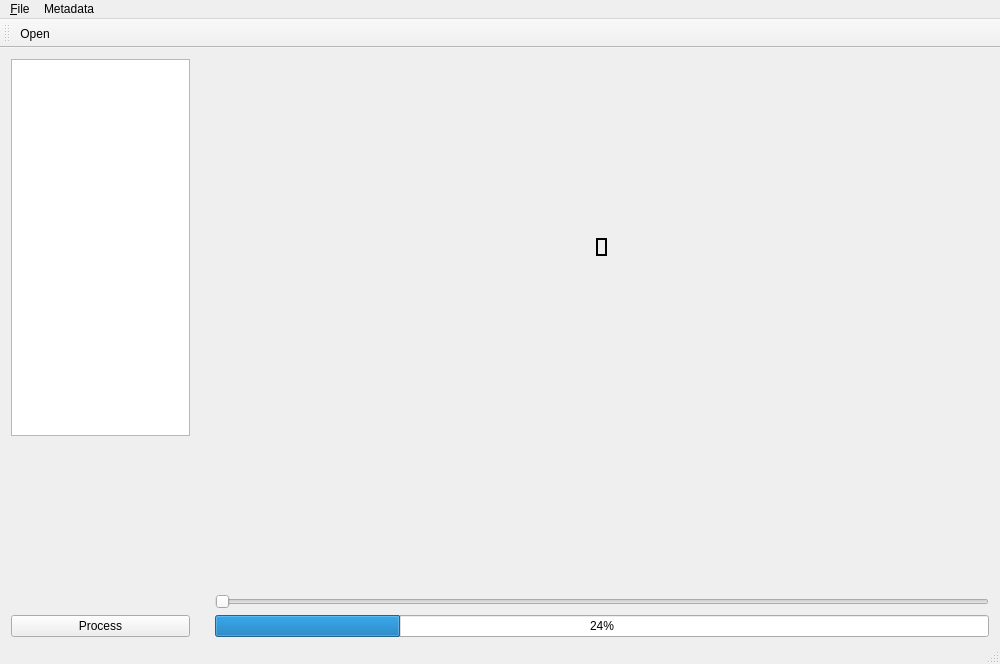
Old version of the form GUI/GUI.ui in the repository hannahmunoz/Thesis.
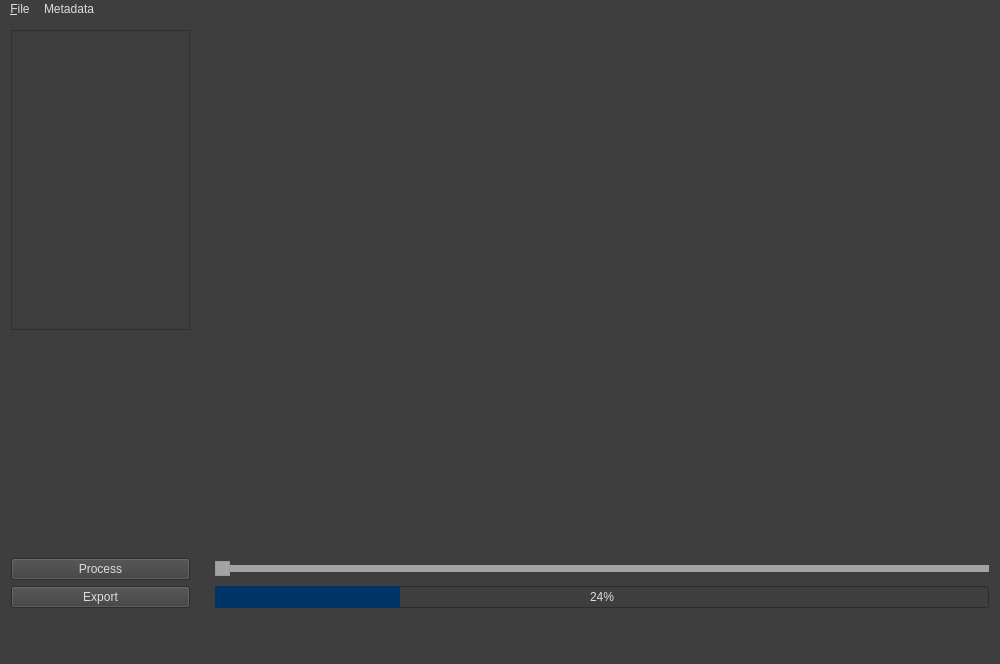
New version of the form. Custom widgets are drawn as their Qt base class.

Patch:
```diff
--- a/GUI/GUI.ui
+++ b/GUI/GUI.ui
@@ -11,7 +11,7 @@
    </rect>
   </property>
   <property name="sizePolicy">
-   <sizepolicy hsizetype="MinimumExpanding" vsizetype="MinimumExpanding">
+   <sizepolicy hsizetype="Ignored" vsizetype="Ignored">
     <horstretch>0</horstretch>
     <verstretch>0</verstretch>
    </sizepolicy>
@@ -34,6 +34,293 @@
   <property name="autoFillBackground">
    <bool>false</bool>
   </property>
+  <property name="styleSheet">
+   <string notr="true">/* Style sheet from 
+	https://github.com/EClaesson/QTDark/blob/master/QTDark.stylesheet
+	Edited to Grey and Blue for UNR*/
+
+/*
+	Copyright 2013 Emanuel Claesson
+
+	Licensed under the Apache License, Version 2.0 (the &quot;License&quot;);
+	you may not use this file except in compliance with the License.
+	You may obtain a copy of the License at
+
+		http://www.apache.org/licenses/LICENSE-2.0
+
+	Unless required by applicable law or agreed to in writing, software
+	distributed under the License is distributed on an &quot;AS IS&quot; BASIS,
+	WITHOUT WARRANTIES OR CONDITIONS OF ANY KIND, either express or implied.
+	See the License for the specific language governing permissions and
+	limitations under the License.
+*/
+
+/*
+	COLOR_DARK     = #3e3e3e
+	COLOR_MEDIUM   = #a3a3a3
+	COLOR_MEDLIGHT = #999999
+	COLOR_LIGHT    = #DDDDDD
+	COLOR_ACCENT   = #003366
+*/
+
+* {
+	background: #3e3e3e;
+	color: #DDDDDD;
+
+}
+
+QWidget::item:selected {
+	background: #003366;
+}
+
+QCheckBox, QRadioButton {
+	border: none;
+}
+
+QRadioButton::indicator, QCheckBox::indicator {
+	width: 13px;
+	height: 13px;
+}
+
+QRadioButton::indicator::unchecked, QCheckBox::indicator::unchecked {
+	border: 1px solid #999999;
+	background: none;
+}
+
+QRadioButton::indicator:unchecked:hover, QCheckBox::indicator:unchecked:hover {
+	border: 1px solid #DDDDDD;
+}
+
+QRadioButton::indicator::checked, QCheckBox::indicator::checked {
+	border: 1px solid #999999;
+	background: #999999;
+}
+
+QRadioButton::indicator:checked:hover, QCheckBox::indicator:checked:hover {
+	border: 1px solid #DDDDDD;
+	background: #DDDDDD;
+}
+
+QGroupBox {
+	margin-top: 6px;
+}
+
+QGroupBox::title {
+	top: -7px;
+	left: 7px;
+}
+
+QScrollBar {
+	border: 1px solid #999999;
+	background: #3e3e3e;
+}
+
+QScrollBar:horizontal {
+	height: 15px;
+	margin: 0px 0px 0px 32px;
+}
+
+QScrollBar:vertical {
+	width: 15px;
+	margin: 32px 0px 0px 0px;
+}
+
+QScrollBar::handle {
+	background: #a3a3a3;
+	border: 1px solid #999999;
+}
+
+QScrollBar::handle:horizontal {
+	border-width: 0px 1px 0px 1px;
+}
+
+QScrollBar::handle:vertical {
+	border-width: 1px 0px 1px 0px;
+}
+
+QScrollBar::handle:horizontal {
+	min-width: 20px;
+}
+
+QScrollBar::handle:vertical {
+	min-height: 20px;
+}
+
+QScrollBar::add-line, QScrollBar::sub-line {
+	background:#a3a3a3;
+	border: 1px solid #999999;
+	subcontrol-origin: margin;
+}
+
+QScrollBar::add-line {
+	position: absolute;
+}
+
+QScrollBar::add-line:horizontal {
+	width: 15px;
+	subcontrol-position: left;
+	left: 15px;
+}
+
+QScrollBar::add-line:vertical {
+	height: 15px;
+	subcontrol-position: top;
+	top: 15px;
+}
+
+QScrollBar::sub-line:horizontal {
+	width: 15px;
+	subcontrol-position: top left;
+}
+
+QScrollBar::sub-line:vertical {
+	height: 15px;
+	subcontrol-position: top;
+}
+
+QScrollBar:left-arrow, QScrollBar::right-arrow, QScrollBar::up-arrow, QScrollBar::down-arrow {
+	border: 1px solid #999999;
+	width: 3px;
+	height: 3px;
+}
+
+QScrollBar::add-page, QScrollBar::sub-page {
+	background: none;
+}
+
+QAbstractButton:hover {
+	background: #a3a3a3;
+}
+
+QAbstractButton:pressed {
+	background: #999999;
+}
+
+QAbstractItemView {
+	show-decoration-selected: 1;
+	selection-background-color: #003366;
+	selection-color: #DDDDDD;
+	alternate-background-color: #a3a3a3;
+}
+
+QHeaderView {
+	border: 1px solid #999999;
+}
+
+QHeaderView::section {
+	background: #3e3e3e;
+	border: 1px solid #999999;
+	padding: 4px;
+}
+
+QHeaderView::section:selected, QHeaderView::section::checked {
+	background: #a3a3a3;
+}
+
+QTableView {
+	gridline-color: #999999;
+}
+
+QTabBar {
+	margin-left: 2px;
+}
+
+QTabBar::tab {
+	border-radius: 0px;
+	padding: 4px;
+	margin: 4px;
+}
+
+QTabBar::tab:selected {
+	background: #a3a3a3;
+}
+
+QComboBox::down-arrow {
+	border: 1px solid #999999;
+	background: #a3a3a3;
+}
+
+QComboBox::drop-down {
+	border: 1px solid #999999;
+	background: #a3a3a3;
+}
+
+QComboBox::down-arrow {
+	width: 3px;
+	height: 3px;
+	border: 1px solid #999999;
+}
+
+QAbstractSpinBox {
+	padding-right: 15px;
+}
+
+QAbstractSpinBox::up-button, QAbstractSpinBox::down-button {
+	border: 1px solid #999999;
+	background: #a3a3a3;
+	subcontrol-origin: border;
+}
+
+QAbstractSpinBox::up-arrow, QAbstractSpinBox::down-arrow {
+	width: 3px;
+	height: 3px;
+	border: 1px solid #999999;
+}
+
+QSlider {
+	border: none;
+}
+
+QSlider::groove:horizontal {
+	height: 5px;
+	margin: 4px 0px 4px 0px;
+}
+
+QSlider::groove:vertical {
+	width: 5px;
+	margin: 0px 4px 0px 4px;
+}
+
+QSlider::handle {
+	border: 1px solid #999999;
+	background: #a3a3a3;
+}
+
+QSlider::handle:horizontal {
+	width: 15px;
+	margin: -4px 0px -4px 0px;
+}
+
+QSlider::handle:vertical {
+	height: 15px;
+	margin: 0px -4px 0px -4px;
+}
+
+QSlider::add-page:vertical, QSlider::sub-page:horizontal {
+	background: #003366;
+}
+
+QSlider::sub-page:vertical, QSlider::add-page:horizontal {
+	background: #a3a3a3;
+}
+
+QLabel {
+	border: none;
+}
+
+QProgressBar {
+	text-align: center;
+}
+
+QProgressBar::chunk {
+	width: 1px;
+	background-color: #003366;
+}
+
+QMenu::separator {
+	background: #a3a3a3;
+}</string>
+  </property>
   <property name="iconSize">
    <size>
     <width>500</width>
@@ -50,40 +337,182 @@
    <property name="sizePolicy">
     <sizepolicy hsizetype="Preferred" vsizetype="Preferred">
      <horstretch>0</horstretch>
-     <verstretch>3</verstretch>
+     <verstretch>0</verstretch>
     </sizepolicy>
    </property>
    <property name="minimumSize">
     <size>
+     <width>1000</width>
+     <height>600</height>
+    </size>
+   </property>
+   <property name="maximumSize">
+    <size>
      <width>300</width>
      <height>600</height>
     </size>
    </property>
    <layout class="QGridLayout" name="gridLayout">
-    <item row="0" column="1">
-     <spacer name="horizontalSpacer_2">
-      <property name="orientation">
-       <enum>Qt::Horizontal</enum>
-      </property>
-      <property name="sizeHint" stdset="0">
-       <size>
-        <width>40</width>
-        <height>20</height>
-       </size>
-      </property>
-     </spacer>
-    </item>
     <item row="0" column="0">
      <widget class="QListWidget" name="Toolbox">
       <property name="maximumSize">
        <size>
         <width>200</width>
-        <height>500</height>
+        <height>300</height>
        </size>
       </property>
      </widget>
     </item>
-    <item row="0" column="2">
+    <item row="1" column="0" rowspan="3">
+     <layout class="QHBoxLayout" name="horizontalLayout">
+      <item>
+       <widget class="QLabel" name="RGBView">
+        <property name="sizePolicy">
+         <sizepolicy hsizetype="Fixed" vsizetype="Fixed">
+          <horstretch>0</horstretch>
+          <verstretch>0</verstretch>
+         </sizepolicy>
+        </property>
+        <property name="maximumSize">
+         <size>
+          <width>200</width>
+          <height>200</height>
+         </size>
+        </property>
+        <property name="text">
+         <string/>
+        </property>
+       </widget>
+      </item>
+     </layout>
+    </item>
+    <item row="6" column="0">
+     <widget class="QPushButton" name="ProcessButton">
+      <property name="text">
+       <string>Process</string>
+      </property>
+     </widget>
+    </item>
+    <item row="0" column="1">
+     <spacer name="horizontalSpacer">
+      <property name="orientation">
+       <enum>Qt::Horizontal</enum>
+      </property>
+      <property name="sizeHint" stdset="0">
+       <size>
+        <width>40</width>
+        <height>20</height>
+       </size>
+      </property>
+     </spacer>
+    </item>
+    <item row="7" column="0">
+     <widget class="QPushButton" name="ExportButton">
+      <property name="text">
+       <string>Export</string>
+      </property>
+     </widget>
+    </item>
+    <item row="3" column="2">
+     <layout class="QHBoxLayout" name="horizontalLayout_2">
+      <item>
+       <widget class="QLabel" name="FarLeftScrollImage">
+        <property name="sizePolicy">
+         <sizepolicy hsizetype="Maximum" vsizetype="Fixed">
+          <horstretch>0</horstretch>
+          <verstretch>0</verstretch>
+         </sizepolicy>
+        </property>
+        <property name="minimumSize">
+         <size>
+          <width>150</width>
+          <height>100</height>
+         </size>
+        </property>
+        <property name="text">
+         <string/>
+        </property>
+       </widget>
+      </item>
+      <item>
+       <widget class="QLabel" name="LeftScrollImage">
+        <property name="sizePolicy">
+         <sizepolicy hsizetype="Maximum" vsizetype="Fixed">
+          <horstretch>0</horstretch>
+          <verstretch>0</verstretch>
+         </sizepolicy>
+        </property>
+        <property name="minimumSize">
+         <size>
+          <width>150</width>
+          <height>100</height>
+         </size>
+        </property>
+        <property name="text">
+         <string/>
+        </property>
+       </widget>
+      </item>
+      <item>
+       <widget class="QLabel" name="CenterScollImage">
+        <property name="sizePolicy">
+         <sizepolicy hsizetype="Fixed" vsizetype="Fixed">
+          <horstretch>0</horstretch>
+          <verstretch>0</verstretch>
+         </sizepolicy>
+        </property>
+        <property name="minimumSize">
+         <size>
+          <width>150</width>
+          <height>100</height>
+         </size>
+        </property>
+        <property name="text">
+         <string/>
+        </property>
+       </widget>
+      </item>
+      <item>
+       <widget class="QLabel" name="RightScrollImage">
+        <property name="sizePolicy">
+         <sizepolicy hsizetype="Maximum" vsizetype="Fixed">
+          <horstretch>0</horstretch>
+          <verstretch>0</verstretch>
+         </sizepolicy>
+        </property>
+        <property name="minimumSize">
+         <size>
+          <width>150</width>
+          <height>100</height>
+         </size>
+        </property>
+        <property name="text">
+         <string/>
+        </property>
+       </widget>
+      </item>
+      <item>
+       <widget class="QLabel" name="FarRightScrollImage">
+        <property name="sizePolicy">
+         <sizepolicy hsizetype="Maximum" vsizetype="Fixed">
+          <horstretch>0</horstretch>
+          <verstretch>0</verstretch>
+         </sizepolicy>
+        </property>
+        <property name="minimumSize">
+         <size>
+          <width>150</width>
+          <height>100</height>
+         </size>
+        </property>
+        <property name="text">
+         <string/>
+        </property>
+       </widget>
+      </item>
+     </layout>
+    </item>
+    <item row="0" column="2" rowspan="3">
      <layout class="QHBoxLayout" name="horizontalLayout_3">
       <property name="sizeConstraint">
        <enum>QLayout::SetDefaultConstraint</enum>
@@ -91,7 +520,7 @@
       <item>
        <widget class="ClickableLabel" name="PictureFrame">
         <property name="sizePolicy">
-         <sizepolicy hsizetype="Maximum" vsizetype="Maximum">
+         <sizepolicy hsizetype="Fixed" vsizetype="Fixed">
           <horstretch>0</horstretch>
           <verstretch>0</verstretch>
          </sizepolicy>
@@ -115,168 +544,23 @@
       </item>
      </layout>
     </item>
-    <item row="2" column="2">
-     <layout class="QHBoxLayout" name="horizontalLayout_2">
-      <item>
-       <widget class="QLabel" name="FarLeftScrollImage">
-        <property name="sizePolicy">
-         <sizepolicy hsizetype="Maximum" vsizetype="Fixed">
-          <horstretch>0</horstretch>
-          <verstretch>0</verstretch>
-         </sizepolicy>
-        </property>
-        <property name="minimumSize">
-         <size>
-          <width>150</width>
-          <height>100</height>
-         </size>
-        </property>
-        <property name="text">
-         <string/>
-        </property>
-       </widget>
-      </item>
-      <item>
-       <widget class="QLabel" name="LeftScrollImage">
-        <property name="sizePolicy">
-         <sizepolicy hsizetype="Maximum" vsizetype="Fixed">
-          <horstretch>0</horstretch>
-          <verstretch>0</verstretch>
-         </sizepolicy>
-        </property>
-        <property name="minimumSize">
-         <size>
-          <width>150</width>
-          <height>100</height>
-         </size>
-        </property>
-        <property name="text">
-         <string/>
-        </property>
-       </widget>
-      </item>
-      <item>
-       <widget class="QLabel" name="CenterScollImage">
-        <property name="sizePolicy">
-         <sizepolicy hsizetype="Fixed" vsizetype="Fixed">
-          <horstretch>0</horstretch>
-          <verstretch>0</verstretch>
-         </sizepolicy>
-        </property>
-        <property name="minimumSize">
-         <size>
-          <width>150</width>
-          <height>100</height>
-         </size>
-        </property>
-        <property name="text">
-         <string/>
-        </property>
-       </widget>
-      </item>
-      <item>
-       <widget class="QLabel" name="RightScrollImage">
-        <property name="sizePolicy">
-         <sizepolicy hsizetype="Maximum" vsizetype="Fixed">
-          <horstretch>0</horstretch>
-          <verstretch>0</verstretch>
-         </sizepolicy>
-        </property>
-        <property name="minimumSize">
-         <size>
-          <width>150</width>
-          <height>100</height>
-         </size>
-        </property>
-        <property name="text">
-         <string/>
-        </property>
-       </widget>
-      </item>
-      <item>
-       <widget class="QLabel" name="FarRightScrollImage">
-        <property name="sizePolicy">
-         <sizepolicy hsizetype="Maximum" vsizetype="Fixed">
-          <horstretch>0</horstretch>
-          <verstretch>0</verstretch>
-         </sizepolicy>
-        </property>
-        <property name="minimumSize">
-         <size>
-          <width>150</width>
-          <height>100</height>
-         </size>
-        </property>
-        <property name="text">
-         <string/>
-        </property>
-       </widget>
-      </item>
-     </layout>
-    </item>
-    <item row="3" column="2">
-     <widget class="QSlider" name="ImageScroller">
-      <property name="orientation">
-       <enum>Qt::Horizontal</enum>
-      </property>
-     </widget>
-    </item>
-    <item row="1" column="2">
-     <spacer name="verticalSpacer">
-      <property name="orientation">
-       <enum>Qt::Vertical</enum>
-      </property>
-      <property name="sizeType">
-       <enum>QSizePolicy::Fixed</enum>
-      </property>
-      <property name="sizeHint" stdset="0">
-       <size>
-        <width>20</width>
-        <height>40</height>
-       </size>
-      </property>
-     </spacer>
-    </item>
-    <item row="1" column="0" rowspan="3">
-     <layout class="QHBoxLayout" name="horizontalLayout">
-      <item>
-       <widget class="QLabel" name="RGBView">
-        <property name="text">
-         <string/>
-        </property>
-       </widget>
-      </item>
-     </layout>
-    </item>
-    <item row="6" column="2">
+    <item row="7" column="2">
      <widget class="QProgressBar" name="PictureProcessingBar">
       <property name="value">
        <number>24</number>
       </property>
      </widget>
     </item>
-    <item row="6" column="0">
-     <widget class="QPushButton" name="ProcessButton">
-      <property name="text">
-       <string>Process</string>
+    <item row="6" column="2">
+     <widget class="QSlider" name="ImageScroller">
+      <property name="orientation">
+       <enum>Qt::Horizontal</enum>
       </property>
      </widget>
     </item>
    </layout>
   </widget>
   <widget class="QStatusBar" name="statusBar"/>
-  <widget class="QToolBar" name="toolBar">
-   <property name="windowTitle">
-    <string>toolBar</string>
-   </property>
-   <attribute name="toolBarArea">
-    <enum>TopToolBarArea</enum>
-   </attribute>
-   <attribute name="toolBarBreak">
-    <bool>false</bool>
-   </attribute>
-   <addaction name="action_Open"/>
-  </widget>
   <widget class="QMenuBar" name="menuBar">
    <property name="geometry">
     <rect>
```
Left out of the diff: 15 changed lines with no effect on the pictures.
